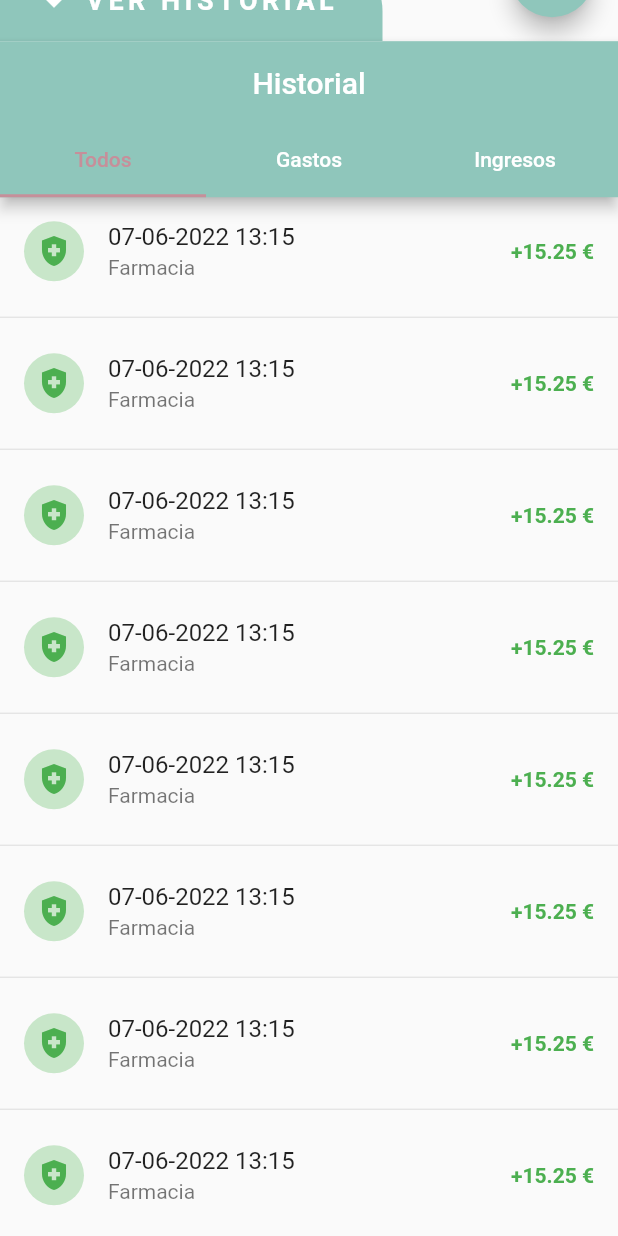
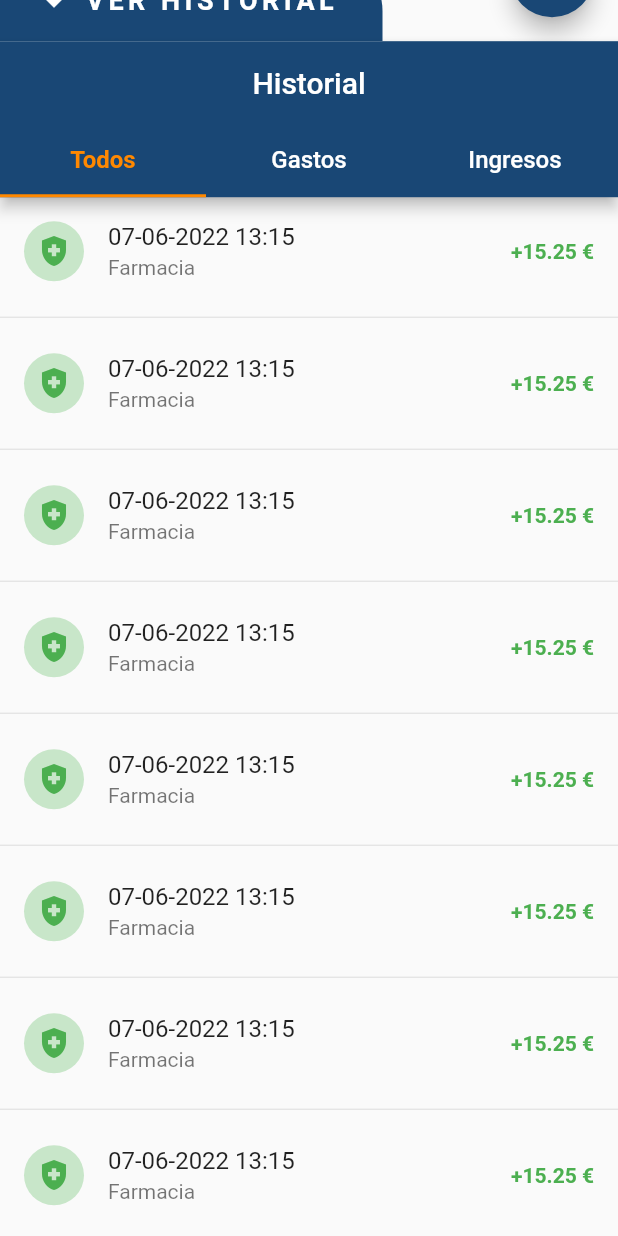
Before and after one commit to eduvega99/my_piggy_bank_app, a Flutter app: the screen it shows after launch, scrolled down 576 dp, on a phone screen of 412 x 824 dp. Run offline on Flutter 3.47's test engine with Material 2 defaults, Android fonts, the phone set to English and light mode, and no system bars.

Commit message:
Change style

```diff
--- a/lib/themes/app_themes.dart
+++ b/lib/themes/app_themes.dart
@@ -3,8 +3,8 @@ import 'package:flutter/material.dart';
 
 class AppTheme {
 
-  static const Color primaryColor   = Color(0xff8FC6BB);
-  static const Color secondaryColor = Color(0xffC68F9A);
+  static const Color primaryColor   = Color(0xff194775);
+  static const Color secondaryColor = Color(0xffff8800);
 
   static final ThemeData theme = ThemeData.light().copyWith(
     colorScheme: const ColorScheme.light().copyWith(
@@ -20,7 +20,9 @@ class AppTheme {
     ),
     tabBarTheme: const TabBarTheme(
       labelColor: secondaryColor,
-      unselectedLabelColor: Colors.white
+      unselectedLabelColor: Colors.white,
+      labelStyle: TextStyle(fontSize: 16, fontWeight: FontWeight.bold),
+      unselectedLabelStyle: TextStyle(fontSize: 16)
     )
   );
 
```
